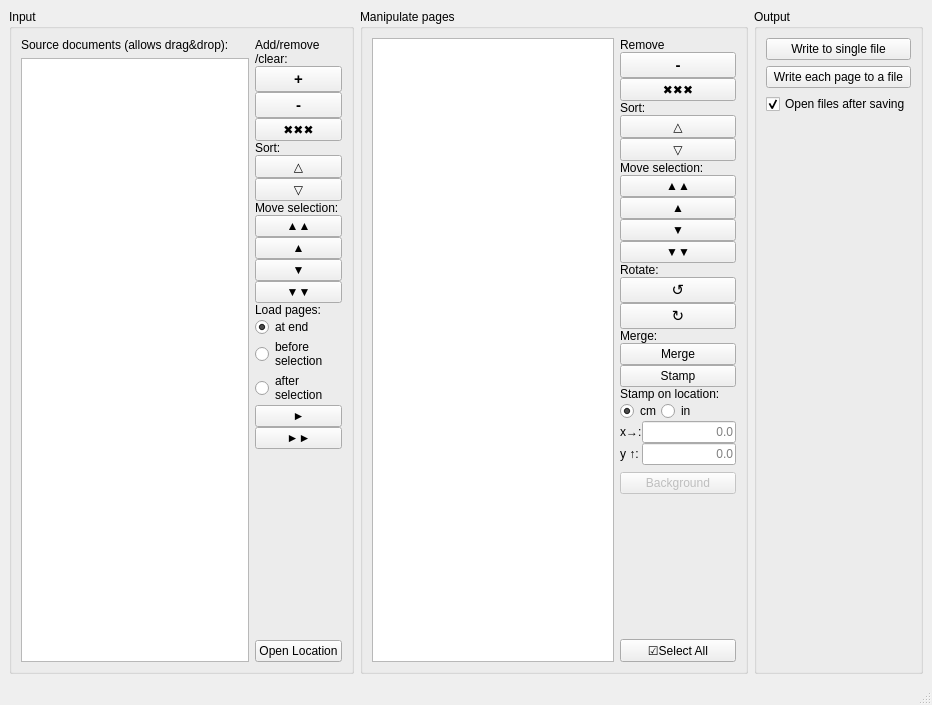
Before: the Qt Designer form wndmain.ui in ronanpaixao/PyPDFTK, drawn with Qt 5.
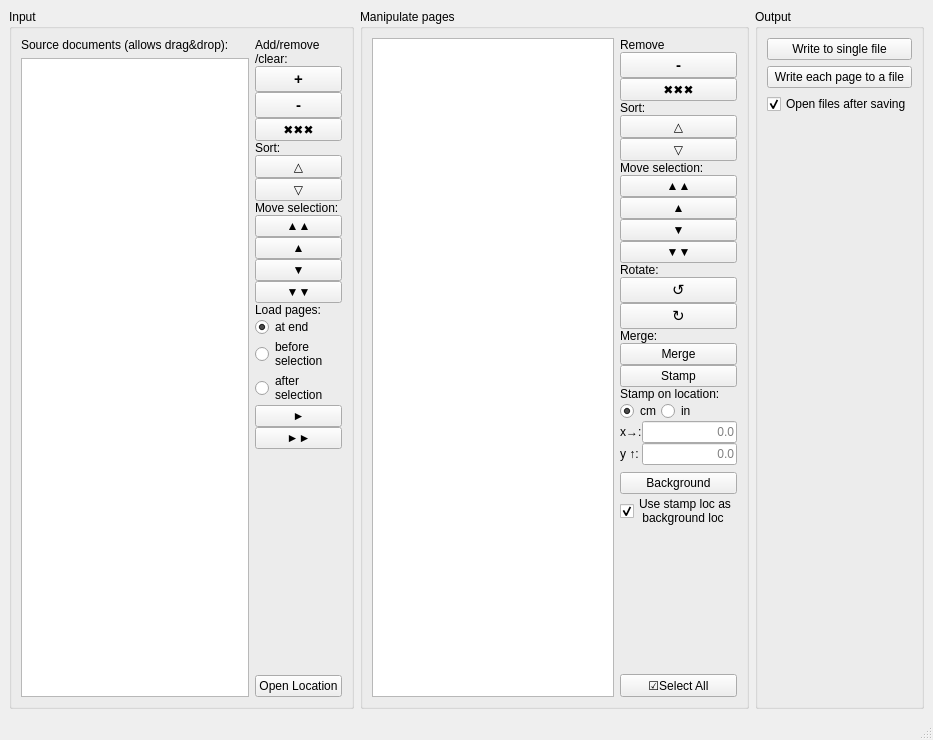
After: the same form once the commit is applied. Custom widgets are drawn as their Qt base class.

Commit message: Implement background stamping button

Diff of the .ui file:
```diff
--- a/wndmain.ui
+++ b/wndmain.ui
@@ -6,8 +6,8 @@
    <rect>
     <x>0</x>
     <y>0</y>
-    <width>932</width>
-    <height>705</height>
+    <width>933</width>
+    <height>740</height>
    </rect>
   </property>
   <property name="windowTitle">
@@ -502,14 +502,22 @@
          </item>
          <item>
           <widget class="QPushButton" name="btnPageBackground">
-           <property name="enabled">
-            <bool>false</bool>
-           </property>
            <property name="text">
             <string>Background</string>
            </property>
           </widget>
          </item>
+         <item>
+          <widget class="QCheckBox" name="chkBackgroundStampLoc">
+           <property name="text">
+            <string>Use stamp loc as
+ background loc</string>
+           </property>
+           <property name="checked">
+            <bool>true</bool>
+           </property>
+          </widget>
+         </item>
          <item>
           <spacer name="verticalSpacer_2">
            <property name="orientation">
@@ -573,7 +581,7 @@
          <property name="sizeHint" stdset="0">
           <size>
            <width>20</width>
-           <height>492</height>
+           <height>527</height>
           </size>
          </property>
         </spacer>
```
Left out of the diff: 2 changed lines with no effect on the pictures. The commit also changes 1 other file.
